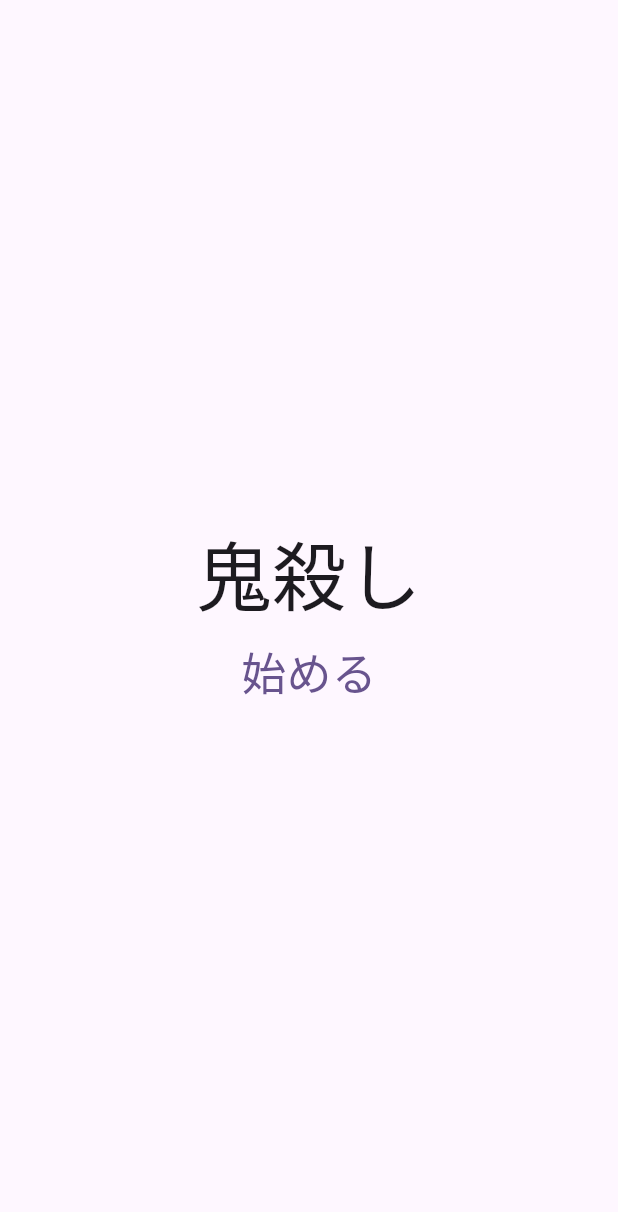
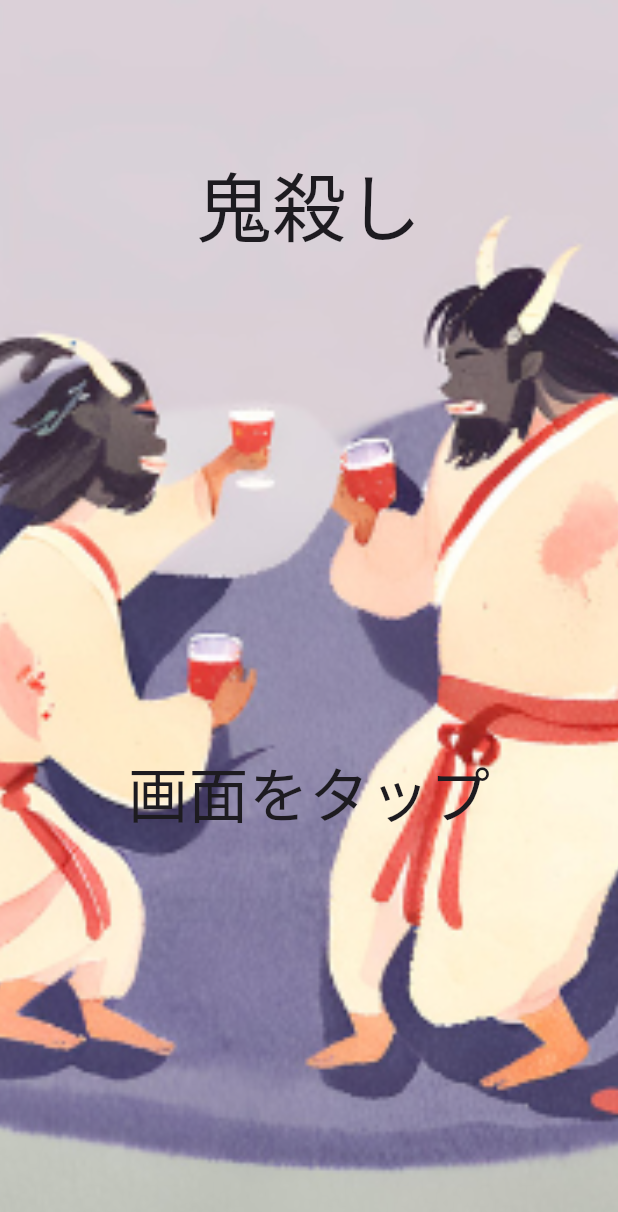
Before and after one commit to futamurasho/onigoroshi, a Flutter app: the screen it shows after launch, on a phone screen of 412 x 824 dp. Shown: the top 1212 px of the screen. Run offline on Flutter 3.47's test engine with Material 3 defaults, Android fonts, the phone set to English and light mode, and no system bars; drawn by our look-alikes of animated_text_kit; our stand-ins replace flutter_blue_plus, font_awesome_flutter; missing offline and left inert: roulette, wheel_slider; Roboto replaces fonts that are missing (Yuji).

Commit message:
背景と見た目改善と戻るボタン修正

```diff
--- a/lib/main.dart
+++ b/lib/main.dart
@@ -1,6 +1,7 @@
 import 'package:flutter/material.dart';
 import 'widgets/bluetooth_on_tile.dart';
 import 'package:flutter_blue_plus/flutter_blue_plus.dart';
+import 'package:animated_text_kit/animated_text_kit.dart';
 
 void main() {
   FlutterBluePlus.setLogLevel(LogLevel.verbose, color: true);
@@ -21,6 +22,7 @@ class MyApp extends StatelessWidget {
         useMaterial3: true,
       ),
       home: const MyHomePage(title: 'test'),//test代入
+      navigatorObservers: [BluetoothAdapterStateObserver()],
     );
   }
 }
@@ -39,34 +41,59 @@ class _MyHomePageState extends State<MyHomePage> {
   Widget build(BuildContext context) {
 
     return Scaffold(//アプリケーションの基本的なレイアウトを提供するウィジェット
-      body: Center(
-        child:  Column(
-          mainAxisAlignment: MainAxisAlignment.center,
+      body:
+      Container(
+        decoration: const BoxDecoration(
+          image: DecorationImage(
+            image: AssetImage('images/background_main.png'),
+            fit: BoxFit.cover
+            )
+        ),
+        child: GestureDetector(
+        behavior: HitTestBehavior.opaque,
+        child: Center(
+          child:
+          Column(
             children: <Widget>[
-            const Text(
+              Container(
+                height: 200,
+                margin: EdgeInsets.only(top:100.0),
+                child: const Text(
                   '鬼殺し',
                   style:TextStyle(
                   fontFamily:'Yuji',
                   fontSize: 50,
                   )
                   ),
-            TextButton(
-                onPressed: (){
+              ),
+              Container(
+                height: 200,
+              ),
+              Container(
+                height: 50,
+                child: AnimatedTextKit(
+                  animatedTexts: [
+                    FadeAnimatedText(
+                      '画面をタップ',
+                      textStyle: TextStyle(
+                        fontFamily:'Yuji',
+                        fontSize: 40,
+                        )
+                        )
+                  ],
+                  repeatForever: true,
+                ),
+              )
+          ]
+        ),
+      ),
+      onTap: (){
       Navigator.push(
                   context,
                   MaterialPageRoute(
                     builder: (context) => BluetoothOnTile(),
                   ));
       },
-                child: const Text(
-                  '始める',
-                  style: TextStyle(
-                    fontFamily: 'Yuji',
-                    fontSize: 30,
-                  ),
-                ),
-            ),
-          ]
     ),
       ),
     );
--- a/lib/widgets/bluetooth_on_tile.dart
+++ b/lib/widgets/bluetooth_on_tile.dart
@@ -46,9 +46,8 @@ class _BluetoothOnTileState extends State<BluetoothOnTile> {
         ? const ScanScreen()
         : BluetoothOffScreen(adapterState: _adapterState);
     debugPrint('BluetoothOnTile: $_adapterState');
-    return MaterialApp(
-      home: screen,
-      navigatorObservers: [BluetoothAdapterStateObserver()],
+    return Scaffold(
+      body: screen,
     );
   }
 }
--- a/pubspec.yaml
+++ b/pubspec.yaml
@@ -41,6 +41,8 @@ dependencies:
   cupertino_icons: ^1.0.6
   font_awesome_flutter: ^10.7.0
   flutter_blue_plus: ^1.32.7
+  wheel_slider: ^1.2.1
+  animated_text_kit: ^4.2.2
 
 dev_dependencies:
   flutter_test:
@@ -58,6 +60,8 @@ dev_dependencies:
 
 # The following section is specific to Flutter packages.
 flutter:
+  assets:
+   - images/
   fonts:
   - family: Yuji
     fonts:
```
Also changed, not shown: lib/screens/count_page.dart (+19 -10 lines), lib/screens/result.dart (+22 -21 lines), lib/screens/roulette_page.dart (+8 -4 lines), lib/screens/scan_screen.dart (+14 -9 lines), lib/screens/select_page.dart (+67 -17 lines), lib/screens/start_page.dart (+38 -16 lines), images/background_1.png (added), images/background_main.png (added), pubspec.lock, 3 other files. Lines whose indentation alone changed are shown as unchanged.
